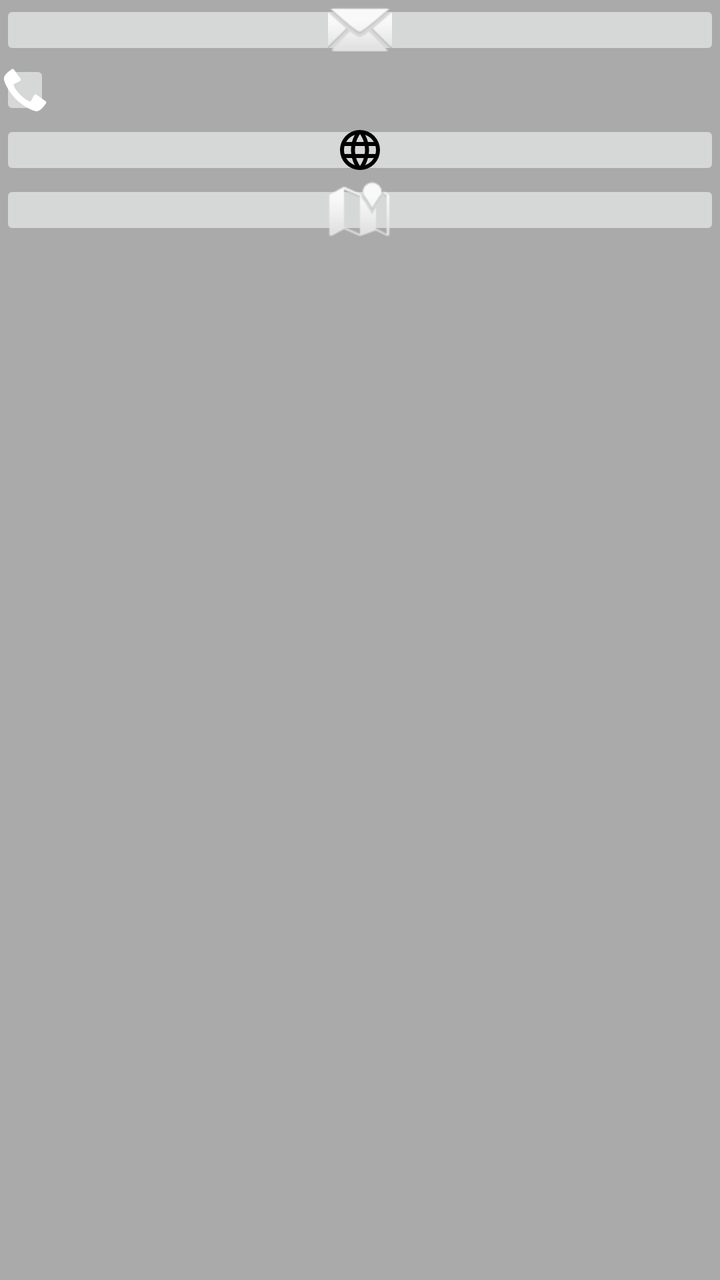
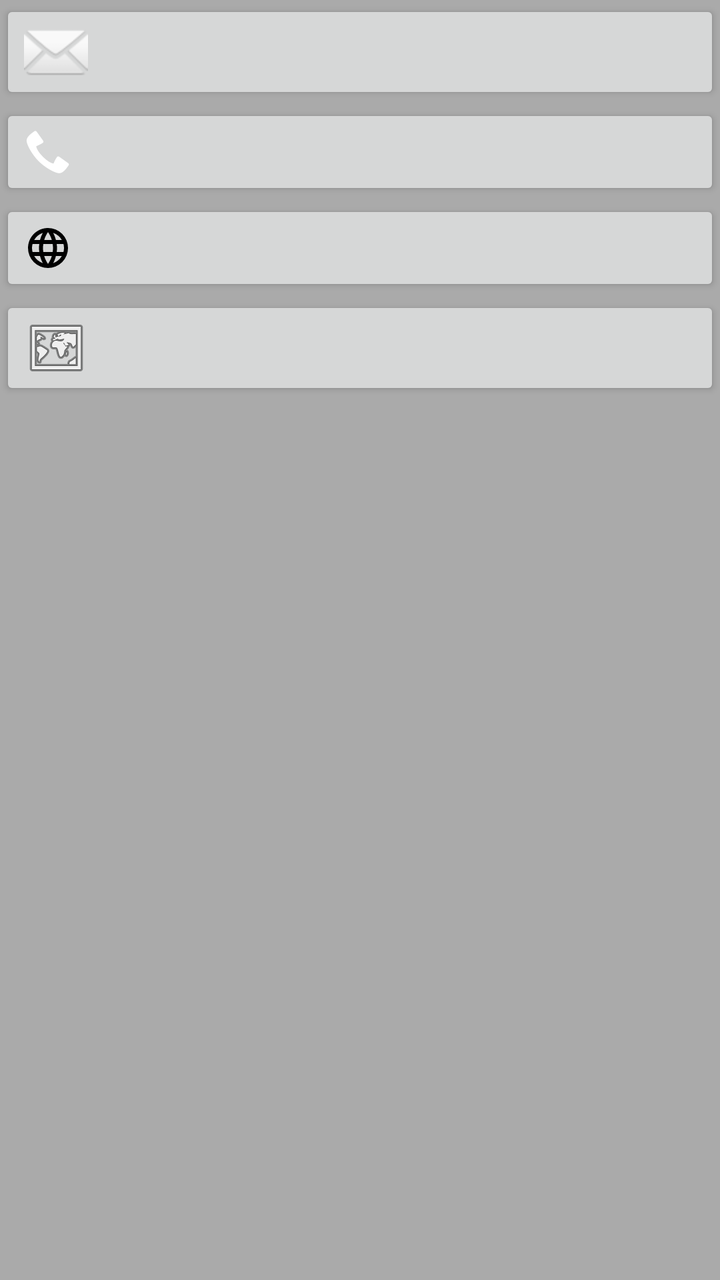

The first picture is an Android layout as it rendered before a commit; the second is the same layout after the commit. The layout source and the unified diff follow.
<!-- AndroidManifest.xml: application theme AppTheme -->
<!-- res/layout/dialog_contact.xml -->
<?xml version="1.0" encoding="utf-8"?>
<LinearLayout
    xmlns:android="http://schemas.android.com/apk/res/android"
    android:id="@+id/collection_add_bar"
    android:layout_width="match_parent"
    android:layout_height="match_parent"
    android:layout_marginStart="8dp"
    android:layout_marginEnd="4dp"
    android:layout_marginTop="4dp"
    android:orientation="vertical"
    android:padding="0dp"
    android:background="@color/colorNeutralDark">

    <ImageButton
        android:id="@+id/email_button"
        android:src="@android:drawable/ic_dialog_email"
        android:layout_width="match_parent"
        android:layout_height="30dp"
        android:gravity="center"
        android:textColor="#555"
        android:textStyle="bold"
        android:textSize="@dimen/text_size_paragraph_title"
        android:padding="0dp"/>

    <ImageButton
        android:id="@+id/phone_button"
        android:src="@android:drawable/stat_sys_phone_call"
        android:layout_width="25dp"
        android:layout_height="30dp"
        android:gravity="center"
        android:textColor="#555"
        android:textStyle="bold"
        android:textSize="@dimen/text_size_paragraph_title"
        android:padding="0dp"/>


    <ImageButton
        android:id="@+id/website_button"
        android:src="@drawable/web"
        android:layout_width="match_parent"
        android:layout_height="30dp"
        android:gravity="center"
        android:textColor="#555"
        android:textStyle="bold"
        android:textSize="@dimen/text_size_paragraph_title"
        android:padding="0dp"/>

    <ImageButton
        android:id="@+id/address_button"
        android:src="@android:drawable/ic_dialog_map"
        android:layout_width="match_parent"
        android:layout_height="30dp"
        android:gravity="center"
        android:textColor="#555"
        android:textStyle="bold"
        android:textSize="@dimen/text_size_paragraph_title"
        android:padding="0dp"/>

</LinearLayout>
<!-- resources referenced by this layout -->
<resources>
  <color name="colorNeutralDark">#AAA</color>
  <dimen name="text_size_paragraph_title">20sp</dimen>
  <!-- drawable web (drawable) -->
  <vector xmlns:android="http://schemas.android.com/apk/res/android"
      android:height="24dp"
      android:width="24dp"
      android:viewportWidth="24"
      android:viewportHeight="24">
      <path android:fillColor="#000" android:pathData="M16.36,14C16.44,13.34 16.5,12.68 16.5,12C16.5,11.32 16.44,10.66 16.36,10H19.74C19.9,10.64 20,11.31 20,12C20,12.69 19.9,13.36 19.74,14M14.59,19.56C15.19,18.45 15.65,17.25 15.97,16H18.92C17.96,17.65 16.43,18.93 14.59,19.56M14.34,14H9.66C9.56,13.34 9.5,12.68 9.5,12C9.5,11.32 9.56,10.65 9.66,10H14.34C14.43,10.65 14.5,11.32 14.5,12C14.5,12.68 14.43,13.34 14.34,14M12,19.96C11.17,18.76 10.5,17.43 10.09,16H13.91C13.5,17.43 12.83,18.76 12,19.96M8,8H5.08C6.03,6.34 7.57,5.06 9.4,4.44C8.8,5.55 8.35,6.75 8,8M5.08,16H8C8.35,17.25 8.8,18.45 9.4,19.56C7.57,18.93 6.03,17.65 5.08,16M4.26,14C4.1,13.36 4,12.69 4,12C4,11.31 4.1,10.64 4.26,10H7.64C7.56,10.66 7.5,11.32 7.5,12C7.5,12.68 7.56,13.34 7.64,14M12,4.03C12.83,5.23 13.5,6.57 13.91,8H10.09C10.5,6.57 11.17,5.23 12,4.03M18.92,8H15.97C15.65,6.75 15.19,5.55 14.59,4.44C16.43,5.07 17.96,6.34 18.92,8M12,2C6.47,2 2,6.5 2,12A10,10 0 0,0 12,22A10,10 0 0,0 22,12A10,10 0 0,0 12,2Z" />
  </vector>
  <style name="AppTheme" parent="Theme.AppCompat.Light.DarkActionBar">
          <item name="colorPrimary">@color/colorPrimary</item>
          <item name="colorPrimaryDark">@color/colorPrimaryDark</item>
          <item name="colorAccent">@color/colorAccent</item>
          <item name="popupMenuStyle">@style/AppTheme.PopupOverlay</item>
      </style>
  <color name="colorPrimary">#00B0FF</color>
  <color name="colorPrimaryDark">#0081CB</color>
  <color name="colorAccent">#FBC02D</color>
  <style name="AppTheme.PopupOverlay" parent="@android:style/Widget.PopupMenu">
          <item name="android:background">@color/colorPrimary</item>
      </style>
</resources>

<!-- the commit's change to res/layout/dialog_contact.xml (unified diff, before → after) -->
@@ -11,49 +11,44 @@
     android:padding="0dp"
     android:background="@color/colorNeutralDark">
 
-    <ImageButton
+    <Button
         android:id="@+id/email_button"
-        android:src="@android:drawable/ic_dialog_email"
+        android:drawableStart="@android:drawable/ic_dialog_email"
         android:layout_width="match_parent"
-        android:layout_height="30dp"
-        android:gravity="center"
-        android:textColor="#555"
-        android:textStyle="bold"
+        android:layout_height="wrap_content"
+        android:gravity="end"
+        android:textColor="@color/colorSlate"
         android:textSize="@dimen/text_size_paragraph_title"
-        android:padding="0dp"/>
+        android:textAllCaps="false"/>
 
-    <ImageButton
+    <Button
         android:id="@+id/phone_button"
-        android:src="@android:drawable/stat_sys_phone_call"
-        android:layout_width="25dp"
-        android:layout_height="30dp"
-        android:gravity="center"
-        android:textColor="#555"
-        android:textStyle="bold"
+        android:drawableStart="@android:drawable/stat_sys_phone_call"
+        android:layout_width="match_parent"
+        android:layout_height="wrap_content"
+        android:gravity="end"
+        android:textColor="@color/colorSlate"
         android:textSize="@dimen/text_size_paragraph_title"
-        android:padding="0dp"/>
+        android:textAllCaps="false"/>
 
+    <Button
+        android:id="@+id/website_button"
+        android:drawableStart="@drawable/web"
+        android:layout_width="match_parent"
+        android:layout_height="wrap_content"
+        android:gravity="end"
+        android:textColor="@color/colorSlate"
+        android:textSize="@dimen/text_size_paragraph_title"
+        android:textAllCaps="false"/>
 
-    <ImageButton
-        android:id="@+id/website_button"
-        android:src="@drawable/web"
+    <Button
+        android:id="@+id/address_button"
+        android:drawableStart="@android:drawable/ic_menu_mapmode"
         android:layout_width="match_parent"
-        android:layout_height="30dp"
-        android:gravity="center"
-        android:textColor="#555"
-        android:textStyle="bold"
+        android:layout_height="wrap_content"
+        android:gravity="end"
+        android:textColor="@color/colorSlate"
         android:textSize="@dimen/text_size_paragraph_title"
-        android:padding="0dp"/>
-
-    <ImageButton
-        android:id="@+id/address_button"
-        android:src="@android:drawable/ic_dialog_map"
-        android:layout_width="match_parent"
-        android:layout_height="30dp"
-        android:gravity="center"
-        android:textColor="#555"
-        android:textStyle="bold"
-        android:textSize="@dimen/text_size_paragraph_title"
-        android:padding="0dp"/>
+        android:textAllCaps="false"/>
 
 </LinearLayout>
<!-- resource entries referenced after the edit -->
@@ -1,6 +1,7 @@
 <!-- resources referenced by this layout -->
 <resources>
   <color name="colorNeutralDark">#AAA</color>
+  <color name="colorSlate">#222</color>
   <dimen name="text_size_paragraph_title">20sp</dimen>
   <!-- drawable web (drawable) -->
   <vector xmlns:android="http://schemas.android.com/apk/res/android"
